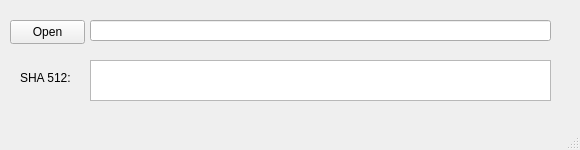
Old version of the form mainwindow.ui in the repository SideFx/ComputeHash.
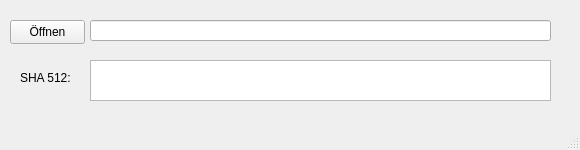
New version of the form. Icons and pictures are not drawn.

```diff
--- a/mainwindow.ui
+++ b/mainwindow.ui
@@ -39,7 +39,7 @@
      </rect>
     </property>
     <property name="text">
-     <string>Open</string>
+     <string>Öffnen</string>
     </property>
    </widget>
    <widget class="QLabel" name="label">
```
Left out of the diff: 3 changed lines with no effect on the pictures.
